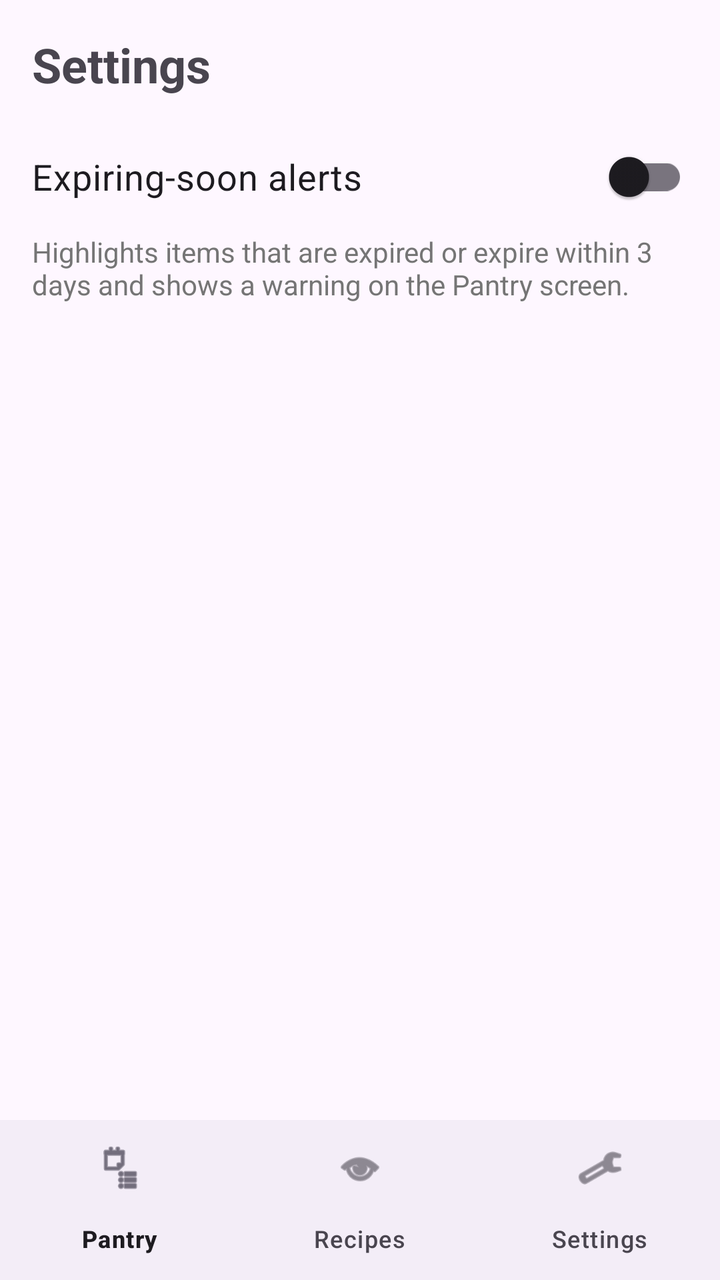
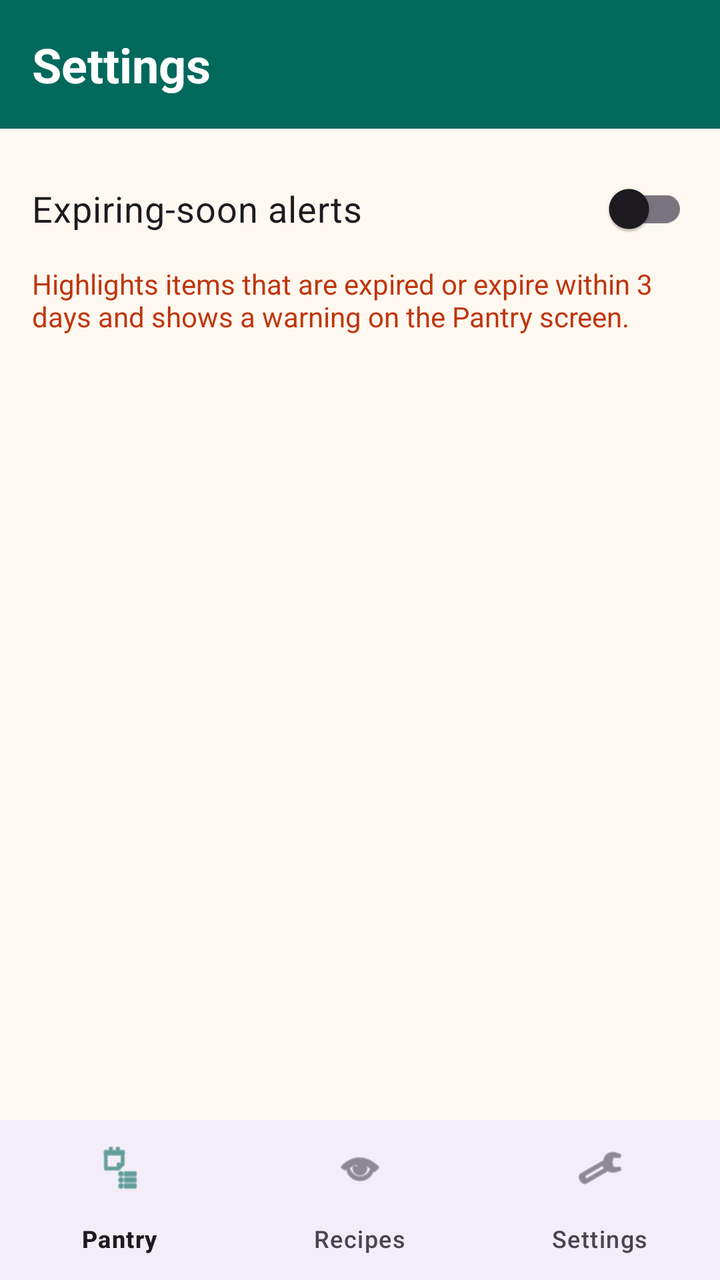

Before-and-after screenshots of an Android layout around one commit, followed by the original layout XML and the change that was made.
<!-- AndroidManifest.xml: application theme Theme.SmartPantryManager -->
<!-- res/layout/activity_settings.xml -->
<?xml version="1.0" encoding="utf-8"?>
<LinearLayout xmlns:android="http://schemas.android.com/apk/res/android"
    xmlns:app="http://schemas.android.com/apk/res-auto"
    android:layout_width="match_parent"
    android:layout_height="match_parent"
    android:fitsSystemWindows="true"
    android:orientation="vertical">

    <LinearLayout
        android:layout_width="match_parent"
        android:layout_height="0dp"
        android:layout_weight="1"
        android:orientation="vertical"
        android:padding="16dp">

        <TextView
            android:layout_width="match_parent"
            android:layout_height="wrap_content"
            android:paddingBottom="16dp"
            android:text="Settings"
            android:textSize="24sp"
            android:textStyle="bold" />

        <androidx.appcompat.widget.SwitchCompat
            android:id="@+id/swExpiryAlerts"
            android:layout_width="match_parent"
            android:layout_height="wrap_content"
            android:text="Expiring-soon alerts"
            android:textSize="18sp" />

        <TextView
            android:layout_width="match_parent"
            android:layout_height="wrap_content"
            android:layout_marginTop="4dp"
            android:text="Highlights items that are expired or expire within 3 days and shows a warning on the Pantry screen."
            android:textColor="#757575" />
    </LinearLayout>

    <com.google.android.material.bottomnavigation.BottomNavigationView
        android:id="@+id/bottomNav"
        android:layout_width="match_parent"
        android:layout_height="wrap_content"
        app:menu="@menu/bottom_nav" />
</LinearLayout>
<!-- resources referenced by this layout -->
<resources>
  <style name="Theme.SmartPantryManager" parent="Base.Theme.SmartPantryManager" />
  <style name="Base.Theme.SmartPantryManager" parent="Theme.Material3.DayNight.NoActionBar">
          
          
      </style>
</resources>

<!-- the commit's change to res/layout/activity_settings.xml (unified diff, before → after) -->
@@ -10,30 +10,38 @@
         android:layout_width="match_parent"
         android:layout_height="0dp"
         android:layout_weight="1"
-        android:orientation="vertical"
-        android:padding="16dp">
+        android:orientation="vertical">
 
         <TextView
             android:layout_width="match_parent"
             android:layout_height="wrap_content"
-            android:paddingBottom="16dp"
+            android:background="@color/teal_dark"
+            android:padding="16dp"
             android:text="Settings"
+            android:textColor="@android:color/white"
             android:textSize="24sp"
             android:textStyle="bold" />
 
-        <androidx.appcompat.widget.SwitchCompat
-            android:id="@+id/swExpiryAlerts"
+        <LinearLayout
             android:layout_width="match_parent"
             android:layout_height="wrap_content"
-            android:text="Expiring-soon alerts"
-            android:textSize="18sp" />
+            android:orientation="vertical"
+            android:padding="16dp">
 
-        <TextView
-            android:layout_width="match_parent"
-            android:layout_height="wrap_content"
-            android:layout_marginTop="4dp"
-            android:text="Highlights items that are expired or expire within 3 days and shows a warning on the Pantry screen."
-            android:textColor="#757575" />
+            <androidx.appcompat.widget.SwitchCompat
+                android:id="@+id/swExpiryAlerts"
+                android:layout_width="match_parent"
+                android:layout_height="wrap_content"
+                android:text="Expiring-soon alerts"
+                android:textSize="18sp" />
+
+            <TextView
+                android:layout_width="match_parent"
+                android:layout_height="wrap_content"
+                android:layout_marginTop="4dp"
+                android:text="Highlights items that are expired or expire within 3 days and shows a warning on the Pantry screen."
+                android:textColor="@color/coral_dark" />
+        </LinearLayout>
     </LinearLayout>
 
     <com.google.android.material.bottomnavigation.BottomNavigationView
<!-- resource entries referenced after the edit -->
@@ -1,9 +1,25 @@
 <!-- resources referenced by this layout -->
 <resources>
+  <color name="coral_dark">#BF360C</color>
+  <color name="teal_dark">#00695C</color>
   <style name="Theme.SmartPantryManager" parent="Base.Theme.SmartPantryManager" />
-  <style name="Base.Theme.SmartPantryManager" parent="Theme.Material3.DayNight.NoActionBar">
-          
-          
+  <style name="Base.Theme.SmartPantryManager" parent="Theme.Material3.Light.NoActionBar">
+          <item name="colorPrimary">@color/teal</item>
+          <item name="colorOnPrimary">@android:color/white</item>
+          <item name="colorPrimaryContainer">@color/coral_light</item>
+          <item name="colorOnPrimaryContainer">@color/coral_dark</item>
+          <item name="colorSecondary">@color/coral</item>
+          <item name="colorOnSecondary">@android:color/white</item>
+          <item name="colorSecondaryContainer">@color/teal_light</item>
+          <item name="colorOnSecondaryContainer">@color/teal_dark</item>
+          <item name="android:colorBackground">@color/cream</item>
+          <item name="android:statusBarColor">@color/teal_dark</item>
+          <item name="android:windowLightStatusBar" tools:targetApi="m">false</item>
       </style>
+  <color name="teal">#00897B</color>
+  <color name="coral_light">#FFCCBC</color>
+  <color name="coral">#FF7043</color>
+  <color name="teal_light">#B2DFDB</color>
+  <color name="cream">#FFF8F0</color>
 </resources>
 
